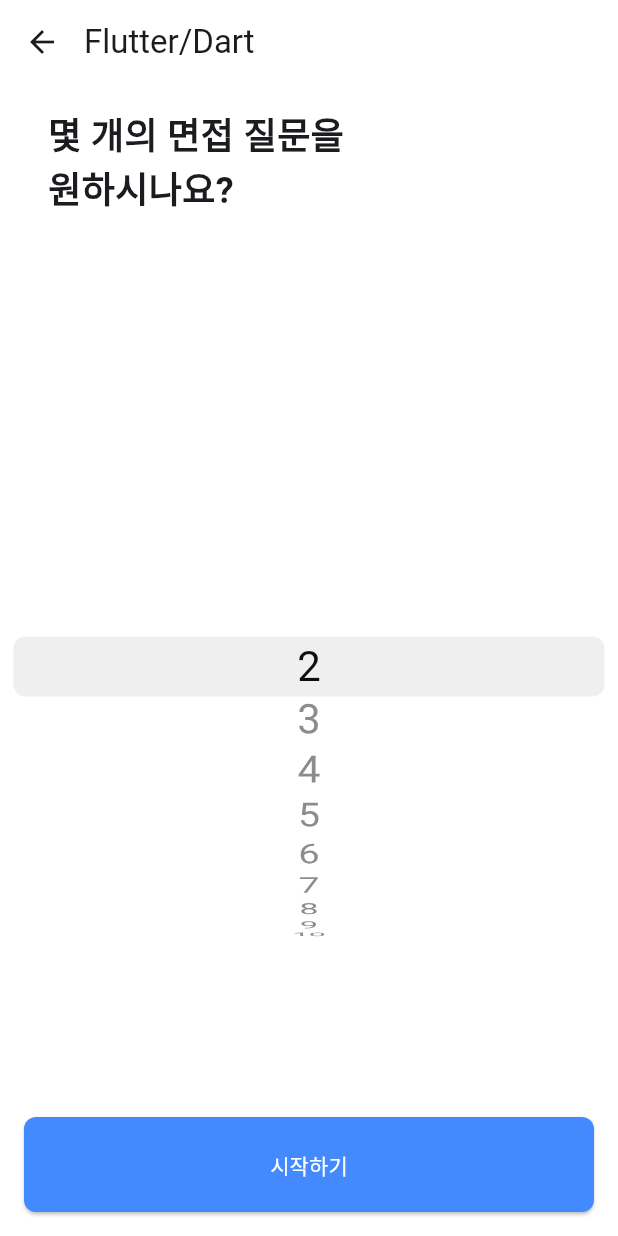
After one commit to YounJae-H/flutter_ai_interview, a Flutter app: the screen it shows after launch, after a tap on "Flutter/Dart", on a phone screen of 412 x 824 dp. The commit adds this screen. Run offline on Flutter 3.47's test engine with Material 3 defaults, Android fonts, the phone set to English and light mode, and no system bars; network calls fail.

Commit message:
면접 질문 개수 정하는 페이지 추가

```diff
--- a/lib/main.dart
+++ b/lib/main.dart
@@ -1,28 +1,23 @@
 import 'package:flutter/material.dart';
 import 'package:flutter_interview/providers/chat_provider.dart';
 import 'package:flutter_interview/providers/keyboard_provider.dart';
-import 'package:flutter_interview/screens/chat_screen.dart';
+import 'package:flutter_interview/screens/home_screen.dart';
 import 'package:provider/provider.dart';
 
 void main() {
-  runApp(MyApp());
-}
-
-class MyApp extends StatelessWidget {
-  @override
-  Widget build(BuildContext context) {
-    return MaterialApp(
+  runApp(
+    MultiProvider(
+      providers: [
+        ChangeNotifierProvider(create: (_) => ChatProvider()),
+        ChangeNotifierProvider(create: (_) => KeyboardProvider()),
+      ],
+      child: MaterialApp(
         title: '플접관',
         theme: ThemeData(
           primarySwatch: Colors.blue,
         ),
-      home: MultiProvider(
-        providers: [
-          ChangeNotifierProvider(create: (_) => ChatProvider()),
-          ChangeNotifierProvider(create: (_) => KeyboardProvider()),
-        ],
-        child: ChatScreen(),
+        home: HomeScreen(),
+      ),
     ),
   );
 }
-}
--- a/lib/providers/chat_provider.dart
+++ b/lib/providers/chat_provider.dart
@@ -5,16 +5,17 @@ import 'package:flutter_interview/services/openai_service.dart';
 class ChatProvider with ChangeNotifier {
   final List<ChatMessage> _messages = [];
   final OpenAIService _openAIService = OpenAIService();
-  late int _qCount;
+  int _questionCount = 0;
+  List<String> _difficulty = ['최하', '하', '중', '상', '최상'];
+  String _selectedDifficulty = '중';
   bool _isTyping = false;
 
-  int get qCount => _qCount;
+  int get questionCount => _questionCount;
+  List<String> get difficulty => _difficulty;
+  String get selectedDifficulty => _selectedDifficulty;
+
   List<ChatMessage> get messages => _messages;
   bool get isTyping => _isTyping;
-
-  ChatProvider() {
-    _qCount = 4;
-  }
 
   Future<void> sendMessage(String message) async {
     if (_isTyping) return;
@@ -55,4 +56,21 @@ class ChatProvider with ChangeNotifier {
     _isTyping = isTyping;
     notifyListeners();
   }
+
+  void updateQuestionCount(int newValue) {
+    _questionCount = newValue;
+    notifyListeners();
+  }
+
+  void updateQuestionDifficulty(String newValue) {
+    _selectedDifficulty = newValue;
+    notifyListeners();
+  }
+
+  void endInterview() {
+    // 대화 종료: messages 리스트를 초기화하여 이전 대화 내역 삭제 (화면에 표시하는 대회 내역 삭제)
+    _messages.clear(); // 화면 표시 대화 내역 삭제
+    _openAIService.endConversation(); //OpenAI 기존 맥락 파괴 후 초기화
+    notifyListeners();
+  }
 }
--- a/lib/screens/chat_screen.dart
+++ b/lib/screens/chat_screen.dart
@@ -48,8 +48,10 @@ class _ChatScreenState extends State<ChatScreen> {
     return Scaffold(
       backgroundColor: Color(0xFFBACEE0),
       appBar: AppBar(
-        title: Text("플접관"),
+        title: Text("Flutter/Dart"),
         backgroundColor: Color(0xFFBACEE0),
+        surfaceTintColor: Color(0xFFBACEE0),
+        titleSpacing: 0,
       ),
       body: GestureDetector(
         onTap: () => FocusScope.of(context).unfocus(), // 화면을 탭하면 키보드를 닫음
--- /dev/null
+++ b/lib/screens/home_screen.dart
@@ -0,0 +1,34 @@
+import 'package:flutter/material.dart';
+import 'package:flutter_interview/screens/question_count_screen.dart';
+
+class HomeScreen extends StatefulWidget {
+  const HomeScreen({super.key});
+
+  @override
+  State<HomeScreen> createState() => _HomeScreenState();
+}
+
+class _HomeScreenState extends State<HomeScreen> {
+  @override
+  Widget build(BuildContext context) {
+    return Scaffold(
+        backgroundColor: Color(0xFFBACEE0),
+        appBar: AppBar(
+          title: Text("플접관"),
+          backgroundColor: Color(0xFFBACEE0),
+        ),
+        body: Column(
+          children: [
+            Container(
+              child: Text("시작 페이지"),
+            ),
+            ElevatedButton(
+                onPressed: () {
+                  Navigator.push(context,
+                      MaterialPageRoute(builder: (_) => QuestionCountScreen()));
+                },
+                child: Text("Flutter/Dart"))
+          ],
+        ));
+  }
+}
--- /dev/null
+++ b/lib/screens/question_count_screen.dart
@@ -0,0 +1,101 @@
+import 'package:flutter/cupertino.dart';
+import 'package:flutter/material.dart';
+import 'package:flutter_interview/providers/chat_provider.dart';
+import 'package:flutter_interview/screens/chat_screen.dart';
+import 'package:provider/provider.dart';
+
+class QuestionCountScreen extends StatelessWidget {
+  const QuestionCountScreen({super.key});
+
+  @override
+  Widget build(BuildContext context) {
+    // final chatProvider = context.read<ChatProvider>();
+    // final _difficulty = chatProvider.difficulty;
+    // String _selectedDifficulty = chatProvider.selectedDifficulty;
+    return Scaffold(
+      backgroundColor: Colors.white,
+      appBar: AppBar(
+        title: Text("Flutter/Dart"),
+        backgroundColor: Colors.white,
+        surfaceTintColor: Colors.white,
+        titleSpacing: 0,
+      ),
+      body: SafeArea(
+        child: Container(
+          color: Colors.white,
+          child: Column(
+            crossAxisAlignment: CrossAxisAlignment.stretch,
+            children: [
+              const Padding(
+                padding: EdgeInsets.symmetric(vertical: 16.0, horizontal: 32.0),
+                child: Text(
+                  "몇 개의 면접 질문을\n원하시나요?",
+                  style: TextStyle(fontSize: 24.0, fontWeight: FontWeight.bold),
+                ),
+              ),
+              Expanded(
+                child: CupertinoPicker(
+                    itemExtent: 40.0,
+                    onSelectedItemChanged: (index) {
+                      context
+                          .read<ChatProvider>()
+                          .updateQuestionCount(index + 2);
+                    },
+                    children: List<Widget>.generate(
+                        9,
+                        (int index) => Center(
+                              child: Text(
+                                '${index + 2}',
+                                style: const TextStyle(fontSize: 28.0),
+                              ),
+                            ))),
+              ),
+              // 난이도 설정하는 위젯 (적용은 안할 예정)
+              // DropdownButton<String>(
+              //   value: context.watch<ChatProvider>().selectedDifficulty,
+              //   items: context.read<ChatProvider>().difficulty.map((value) {
+              //     return DropdownMenuItem(value: value, child: Text(value));
+              //   }).toList(),
+              //   onChanged: (String? newValue) {
+              //     print(newValue);
+              //     context
+              //         .read<ChatProvider>()
+              //         .updateQuestionDifficulty(newValue!);
+              //   },
+              // ),
+              Padding(
+                padding: const EdgeInsets.all(16.0),
+                // AspectRatio를 사용하여 버튼을 일정 비율의 크기로 고정
+                child: AspectRatio(
+                  aspectRatio: 6 / 1,
+                  child: ElevatedButton(
+                    style: ElevatedButton.styleFrom(
+                        backgroundColor: Colors.blueAccent,
+                        shape: RoundedRectangleBorder(
+                            borderRadius: BorderRadius.circular(8.0))),
+                    onPressed: () {
+                      Navigator.push(context,
+                              MaterialPageRoute(builder: (_) => ChatScreen()))
+                          .then((_) =>
+                              context.read<ChatProvider>().endInterview());
+                      context.read<ChatProvider>().sendMessage(
+                          '면접 질문 ${context.read<ChatProvider>().questionCount}개');
+                      // context.read<ChatProvider>().sendMessage(
+                      //     '면접 질문 ${context.read<ChatProvider>().questionCount}개 / 난이도${context.read<ChatProvider>().selectedDifficulty}로 해주세요. 난이도도 언급하세요');
+                    },
+                    child: const Text(
+                      "시작하기",
+                      style: TextStyle(
+                        color: Colors.white,
+                      ),
+                    ),
+                  ),
+                ),
+              ),
+            ],
+          ),
+        ),
+      ),
+    );
+  }
+}
```
Also changed, not shown: lib/services/openai_service.dart (+8 -3 lines), 1 other file. Lines whose indentation alone changed are shown as unchanged.
